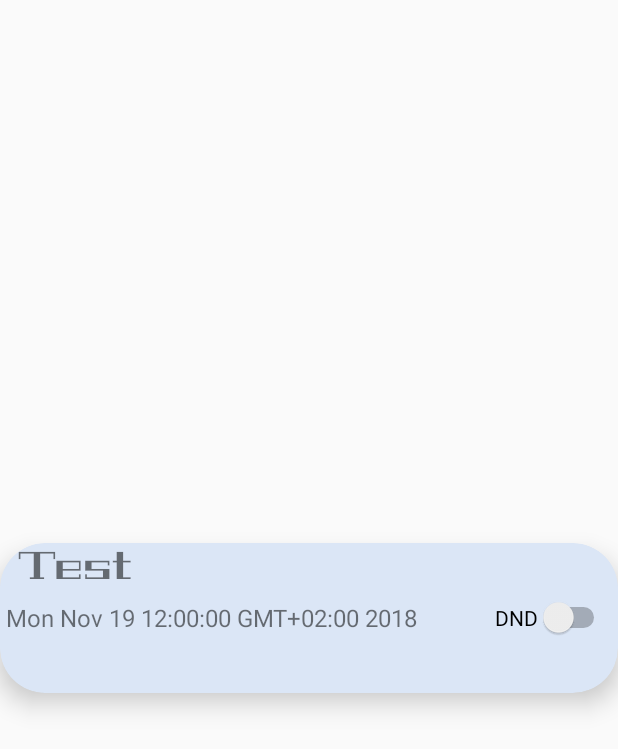
After one commit to kbbgl/android_EventDnD, an Android app: the layout cardview_layout.xml on its own in the app's theme, with its tools: preview values and no code run, on a phone screen of 412 x 824 dp. The commit adds this screen. Shown: the top 749 px of the screen. Run offline under Robolectric (Android 15) with nearby library versions, the phone set to English and light mode, and no system bars.

Commit message:
UI fixes to CardView

```diff
--- a/Android/DoNotDisturb/app/build.gradle
+++ b/Android/DoNotDisturb/app/build.gradle
@@ -26,4 +26,6 @@ dependencies {
     androidTestImplementation 'com.android.support.test:runner:1.0.1'
     androidTestImplementation 'com.android.support.test.espresso:espresso-core:3.0.1'
     compile 'me.everything:providers-android:1.0.1'
+    compile 'com.android.support:cardview-v7:26.1.0'
+    compile 'com.android.support:recyclerview-v7:26.1.0'
 }
--- a/Android/DoNotDisturb/app/src/main/java/com/privat/kobbigal/donotdisturb/MainActivity.java
+++ b/Android/DoNotDisturb/app/src/main/java/com/privat/kobbigal/donotdisturb/MainActivity.java
@@ -32,6 +32,9 @@ public class MainActivity extends AppCompatActivity {
     protected void onCreate(Bundle savedInstanceState) {
         super.onCreate(savedInstanceState);
         setContentView(R.layout.activity_main);
+
+
+
 
         if (ActivityCompat.checkSelfPermission(this, Manifest.permission.READ_CALENDAR) != PackageManager.PERMISSION_GRANTED
                 && ActivityCompat.checkSelfPermission(this, Manifest.permission.WRITE_CALENDAR) != PackageManager.PERMISSION_GRANTED) {
--- a/Android/DoNotDisturb/app/src/main/res/layout/activity_main.xml
+++ b/Android/DoNotDisturb/app/src/main/res/layout/activity_main.xml
@@ -1,18 +1,15 @@
 <?xml version="1.0" encoding="utf-8"?>
-<android.support.constraint.ConstraintLayout xmlns:android="http://schemas.android.com/apk/res/android"
+<LinearLayout xmlns:android="http://schemas.android.com/apk/res/android"
     xmlns:app="http://schemas.android.com/apk/res-auto"
     xmlns:tools="http://schemas.android.com/tools"
     android:layout_width="match_parent"
     android:layout_height="match_parent"
     tools:context="com.privat.kobbigal.donotdisturb.MainActivity">
 
-    <TextView
-        android:layout_width="wrap_content"
-        android:layout_height="wrap_content"
-        android:text="Hello World!"
-        app:layout_constraintBottom_toBottomOf="parent"
-        app:layout_constraintLeft_toLeftOf="parent"
-        app:layout_constraintRight_toRightOf="parent"
-        app:layout_constraintTop_toTopOf="parent" />
+    <android.support.v7.widget.RecyclerView
+        android:layout_width="match_parent"
+        android:layout_height="match_parent"
+        android:scrollbars="vertical">
+    </android.support.v7.widget.RecyclerView>
 
-</android.support.constraint.ConstraintLayout>
+</LinearLayout>
--- /dev/null
+++ b/Android/DoNotDisturb/app/src/main/res/layout/cardview_layout.xml
@@ -0,0 +1,48 @@
+<?xml version="1.0" encoding="utf-8"?>
+<LinearLayout xmlns:android="http://schemas.android.com/apk/res/android"
+    xmlns:app="http://schemas.android.com/apk/res-auto"
+    xmlns:tools="http://schemas.android.com/tools"
+    android:layout_width="match_parent"
+    android:layout_height="match_parent"
+    tools:context="com.privat.kobbigal.donotdisturb.MainActivity">
+
+    <android.support.v7.widget.CardView
+        android:id="@+id/event_CV"
+        android:layout_width="match_parent"
+        android:layout_height="100dp"
+        android:layout_gravity="center"
+        app:cardCornerRadius="30dp"
+        app:cardElevation="10dp"
+        app:cardBackgroundColor="@color/colorPrimary">
+
+        <TextView
+            android:id="@+id/event_title_TV"
+            android:layout_width="wrap_content"
+            android:layout_height="match_parent"
+            android:fontFamily="@font/geostar_fill"
+            android:layout_marginStart="12dp"
+            android:gravity="start"
+            android:text="Test"
+            android:textSize="26sp" />
+
+        <TextView
+            android:id="@+id/event_time_TV"
+            android:text="Mon Nov 19 12:00:00 GMT+02:00 2018"
+            android:textSize="16sp"
+            android:gravity="center_vertical"
+            android:layout_marginStart="4dp"
+            android:layout_width="wrap_content"
+            android:layout_height="match_parent" />
+
+        <Switch
+            android:id="@+id/dnd_S"
+            android:layout_width="wrap_content"
+            android:layout_height="wrap_content"
+            android:layout_gravity="end|center_vertical"
+            android:layout_marginEnd="5dp"
+            android:text="DND" />
+
+
+    </android.support.v7.widget.CardView>
+
+</LinearLayout>
--- a/Android/DoNotDisturb/app/src/main/res/values/colors.xml
+++ b/Android/DoNotDisturb/app/src/main/res/values/colors.xml
@@ -1,6 +1,6 @@
 <?xml version="1.0" encoding="utf-8"?>
 <resources>
-    <color name="colorPrimary">#3F51B5</color>
+    <color name="colorPrimary">#dbe6f6</color>
     <color name="colorPrimaryDark">#303F9F</color>
-    <color name="colorAccent">#FF4081</color>
+    <color name="colorAccent">#c5796d</color>
 </resources>
--- a/Android/DoNotDisturb/app/src/main/res/values/styles.xml
+++ b/Android/DoNotDisturb/app/src/main/res/values/styles.xml
@@ -1,7 +1,7 @@
 <resources>
 
     <!-- Base application theme. -->
-    <style name="AppTheme" parent="Theme.AppCompat.Light.DarkActionBar">
+    <style name="AppTheme" parent="Theme.AppCompat.Light.NoActionBar">
         <!-- Customize your theme here. -->
         <item name="colorPrimary">@color/colorPrimary</item>
         <item name="colorPrimaryDark">@color/colorPrimaryDark</item>
```
Also changed, not shown: Android/DoNotDisturb/app/src/main/res/font/geostar_fill.ttf (added).
